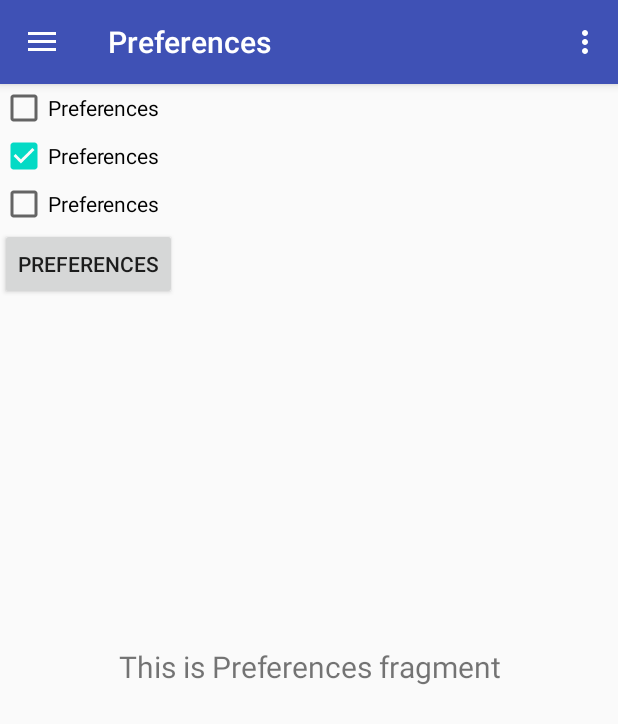
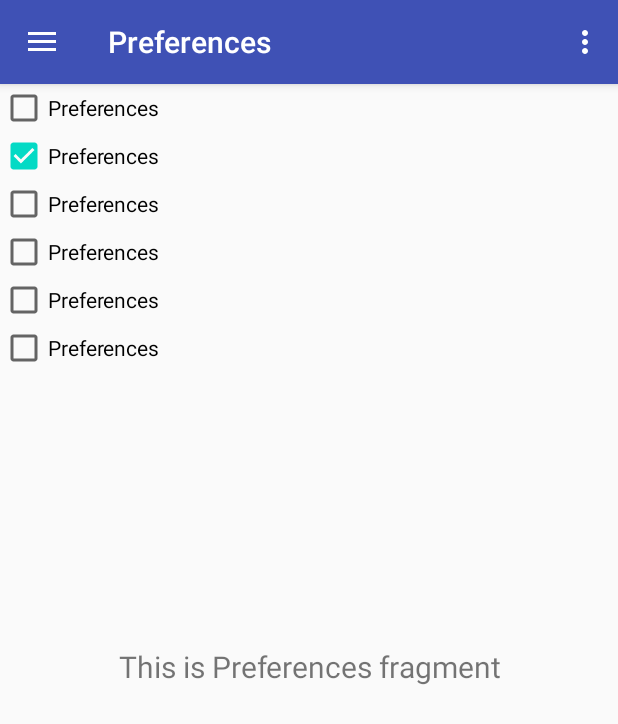
Before and after one commit to MorganLay/Dream-Team, an Android app: the screen it shows after launch (MainActivity), in the side drawer, after a tap on "Preferences", on a phone screen of 412 x 824 dp. Shown: the top 724 px of the screen. Run offline under Robolectric (Android 15) with nearby library versions, the phone set to English and light mode, and no system bars; our stand-ins replace navigation-ui.

Commit message:
added more pref

```diff
--- a/app/src/main/res/layout/fragment_preferences.xml
+++ b/app/src/main/res/layout/fragment_preferences.xml
@@ -18,12 +18,14 @@
         app:layout_constraintBottom_toBottomOf="parent"
         app:layout_constraintEnd_toEndOf="parent"
         app:layout_constraintStart_toStartOf="parent"
-        app:layout_constraintTop_toTopOf="parent" />
+        app:layout_constraintTop_toTopOf="parent"
+        android:gravity="center_horizontal" />
 
     <LinearLayout xmlns:android="http://schemas.android.com/apk/res/android"
         android:layout_width="fill_parent"
         android:layout_height="fill_parent"
-        android:orientation="vertical" >
+        android:orientation="vertical"
+        tools:ignore="MissingConstraints">
 
         <CheckBox
             android:id="@+id/chkIos"
@@ -44,11 +46,24 @@
             android:layout_height="wrap_content"
             android:text="@string/menu_preferences" />
 
-        <Button
-            android:id="@+id/btnDisplay"
+        <CheckBox
+            android:id="@+id/chkWindows1"
             android:layout_width="wrap_content"
             android:layout_height="wrap_content"
             android:text="@string/menu_preferences" />
 
+        <CheckBox
+            android:id="@+id/chkWindows2"
+            android:layout_width="wrap_content"
+            android:layout_height="wrap_content"
+            android:text="@string/menu_preferences" />
+
+        <CheckBox
+            android:id="@+id/chkWindows3"
+            android:layout_width="wrap_content"
+            android:layout_height="wrap_content"
+            android:text="@string/menu_preferences" />
+
+
     </LinearLayout>
 </androidx.constraintlayout.widget.ConstraintLayout>
```
